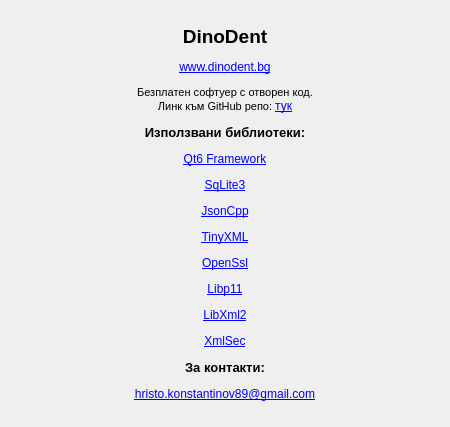
First picture: the form in src/View/Widgets/AboutDialog.ui, repository thefinalcutbg/DinoDent, before the edit.
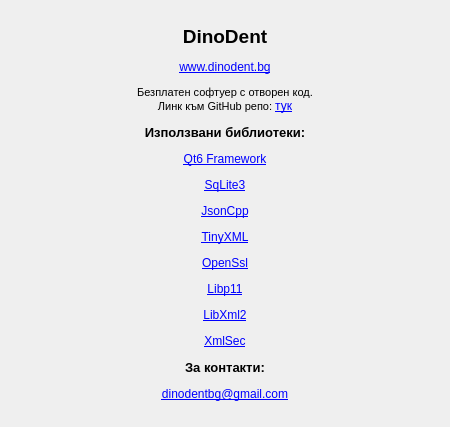
Second picture: the form after the edit.

Commit message: E-mail in about dialog changed

Diff of the .ui file:
```diff
--- a/src/View/Widgets/AboutDialog.ui
+++ b/src/View/Widgets/AboutDialog.ui
@@ -17,7 +17,7 @@
    <item>
     <widget class="QLabel" name="label">
      <property name="text">
-      <string>&lt;html&gt;&lt;head/&gt;&lt;body&gt;&lt;p align=&quot;center&quot;&gt;&lt;span style=&quot; font-size:14pt; font-weight:700;&quot;&gt;DinoDent&lt;/span&gt;&lt;/p&gt;&lt;p align=&quot;center&quot;&gt;&lt;a href=&quot;www.dinodent.bg&quot;&gt;&lt;span style=&quot; text-decoration: underline; color:#0000ff;&quot;&gt;www.dinodent.bg&lt;/span&gt;&lt;/a&gt;&lt;/p&gt;&lt;p align=&quot;center&quot;&gt;&lt;span style=&quot; font-size:8pt;&quot;&gt;Безплатен софтуер с отворен код.&lt;br/&gt;Линк към GitHub репо: &lt;/span&gt;&lt;a href=&quot;https://github.com/thefinalcutbg/DinoDent&quot;&gt;&lt;span style=&quot; text-decoration: underline; color:#0000ff;&quot;&gt;тук&lt;/span&gt;&lt;/a&gt;&lt;/p&gt;&lt;p align=&quot;center&quot;&gt;&lt;span style=&quot; font-size:10pt; font-weight:700;&quot;&gt;Използвани библиотеки:&lt;/span&gt;&lt;/p&gt;&lt;p align=&quot;center&quot;&gt;&lt;a href=&quot;https://www.qt.io/&quot;&gt;&lt;span style=&quot; text-decoration: underline; color:#0000ff;&quot;&gt;Qt6 Framework&lt;/span&gt;&lt;/a&gt;&lt;/p&gt;&lt;p align=&quot;center&quot;&gt;&lt;a href=&quot;https://www.sqlite.org/index.html&quot;&gt;&lt;span style=&quot; text-decoration: underline; color:#0000ff;&quot;&gt;SqLite3&lt;/span&gt;&lt;/a&gt;&lt;/p&gt;&lt;p align=&quot;center&quot;&gt;&lt;a href=&quot;https://github.com/open-source-parsers/jsoncpp&quot;&gt;&lt;span style=&quot; text-decoration: underline; color:#0000ff;&quot;&gt;JsonCpp&lt;/span&gt;&lt;/a&gt;&lt;/p&gt;&lt;p align=&quot;center&quot;&gt;&lt;a href=&quot;https://www.grinninglizard.com/tinyxml/&quot;&gt;&lt;span style=&quot; text-decoration: underline; color:#0000ff;&quot;&gt;TinyXML&lt;/span&gt;&lt;/a&gt;&lt;/p&gt;&lt;p align=&quot;center&quot;&gt;&lt;a href=&quot;https://www.openssl.org/&quot;&gt;&lt;span style=&quot; text-decoration: underline; color:#0000ff;&quot;&gt;OpenSsl&lt;/span&gt;&lt;/a&gt;&lt;/p&gt;&lt;p align=&quot;center&quot;&gt;&lt;a href=&quot;https://github.com/OpenSC/libp11&quot;&gt;&lt;span style=&quot; text-decoration: underline; color:#0000ff;&quot;&gt;Libp11&lt;/span&gt;&lt;/a&gt;&lt;/p&gt;&lt;p align=&quot;center&quot;&gt;&lt;a href=&quot;https://gitlab.gnome.org/GNOME/libxml2/-/releases&quot;&gt;&lt;span style=&quot; text-decoration: underline; color:#0000ff;&quot;&gt;LibXml2&lt;/span&gt;&lt;/a&gt;&lt;/p&gt;&lt;p align=&quot;center&quot;&gt;&lt;a href=&quot;https://www.aleksey.com/xmlsec/&quot;&gt;&lt;span style=&quot; text-decoration: underline; color:#0000ff;&quot;&gt;XmlSec&lt;/span&gt;&lt;/a&gt;&lt;/p&gt;&lt;p align=&quot;center&quot;&gt;&lt;span style=&quot; font-size:10pt; font-weight:700;&quot;&gt;За контакти:&lt;/span&gt;&lt;/p&gt;&lt;p align=&quot;center&quot;&gt;&lt;a href=&quot;hristo.konstantinov89@gmail.com&quot;&gt;&lt;span style=&quot; text-decoration: underline; color:#0000ff;&quot;&gt;hristo.konstantinov89@gmail.com&lt;/span&gt;&lt;/a&gt;&lt;/p&gt;&lt;/body&gt;&lt;/html&gt;</string>
+      <string>&lt;html&gt;&lt;head/&gt;&lt;body&gt;&lt;p align=&quot;center&quot;&gt;&lt;span style=&quot; font-size:14pt; font-weight:700;&quot;&gt;DinoDent&lt;/span&gt;&lt;/p&gt;&lt;p align=&quot;center&quot;&gt;&lt;a href=&quot;www.dinodent.bg&quot;&gt;&lt;span style=&quot; text-decoration: underline; color:#0000ff;&quot;&gt;www.dinodent.bg&lt;/span&gt;&lt;/a&gt;&lt;/p&gt;&lt;p align=&quot;center&quot;&gt;&lt;span style=&quot; font-size:8pt;&quot;&gt;Безплатен софтуер с отворен код.&lt;br/&gt;Линк към GitHub репо: &lt;/span&gt;&lt;a href=&quot;https://github.com/thefinalcutbg/DinoDent&quot;&gt;&lt;span style=&quot; text-decoration: underline; color:#0000ff;&quot;&gt;тук&lt;/span&gt;&lt;/a&gt;&lt;/p&gt;&lt;p align=&quot;center&quot;&gt;&lt;span style=&quot; font-size:10pt; font-weight:700;&quot;&gt;Използвани библиотеки:&lt;/span&gt;&lt;/p&gt;&lt;p align=&quot;center&quot;&gt;&lt;a href=&quot;https://www.qt.io/&quot;&gt;&lt;span style=&quot; text-decoration: underline; color:#0000ff;&quot;&gt;Qt6 Framework&lt;/span&gt;&lt;/a&gt;&lt;/p&gt;&lt;p align=&quot;center&quot;&gt;&lt;a href=&quot;https://www.sqlite.org/index.html&quot;&gt;&lt;span style=&quot; text-decoration: underline; color:#0000ff;&quot;&gt;SqLite3&lt;/span&gt;&lt;/a&gt;&lt;/p&gt;&lt;p align=&quot;center&quot;&gt;&lt;a href=&quot;https://github.com/open-source-parsers/jsoncpp&quot;&gt;&lt;span style=&quot; text-decoration: underline; color:#0000ff;&quot;&gt;JsonCpp&lt;/span&gt;&lt;/a&gt;&lt;/p&gt;&lt;p align=&quot;center&quot;&gt;&lt;a href=&quot;https://www.grinninglizard.com/tinyxml/&quot;&gt;&lt;span style=&quot; text-decoration: underline; color:#0000ff;&quot;&gt;TinyXML&lt;/span&gt;&lt;/a&gt;&lt;/p&gt;&lt;p align=&quot;center&quot;&gt;&lt;a href=&quot;https://www.openssl.org/&quot;&gt;&lt;span style=&quot; text-decoration: underline; color:#0000ff;&quot;&gt;OpenSsl&lt;/span&gt;&lt;/a&gt;&lt;/p&gt;&lt;p align=&quot;center&quot;&gt;&lt;a href=&quot;https://github.com/OpenSC/libp11&quot;&gt;&lt;span style=&quot; text-decoration: underline; color:#0000ff;&quot;&gt;Libp11&lt;/span&gt;&lt;/a&gt;&lt;/p&gt;&lt;p align=&quot;center&quot;&gt;&lt;a href=&quot;https://gitlab.gnome.org/GNOME/libxml2/-/releases&quot;&gt;&lt;span style=&quot; text-decoration: underline; color:#0000ff;&quot;&gt;LibXml2&lt;/span&gt;&lt;/a&gt;&lt;/p&gt;&lt;p align=&quot;center&quot;&gt;&lt;a href=&quot;https://www.aleksey.com/xmlsec/&quot;&gt;&lt;span style=&quot; text-decoration: underline; color:#0000ff;&quot;&gt;XmlSec&lt;/span&gt;&lt;/a&gt;&lt;/p&gt;&lt;p align=&quot;center&quot;&gt;&lt;span style=&quot; font-size:10pt; font-weight:700;&quot;&gt;За контакти:&lt;/span&gt;&lt;/p&gt;&lt;p align=&quot;center&quot;&gt;&lt;a href=&quot;dinodentbg@gmail.com&quot;&gt;&lt;span style=&quot; text-decoration: underline; color:#0000ff;&quot;&gt;dinodentbg@gmail.com&lt;/span&gt;&lt;/a&gt;&lt;/p&gt;&lt;/body&gt;&lt;/html&gt;</string>
      </property>
      <property name="textFormat">
       <enum>Qt::RichText</enum>
```
The commit also changes 3 other files.
